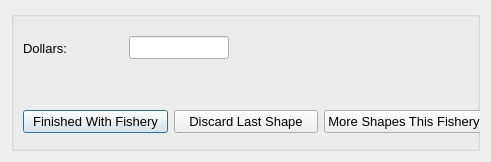
The window that oom_st_kitts_nevis/Interview/nextpolygon.ui (Ecotrust/openoceanmap-desktop) describes before a commit, drawn with Qt 5.
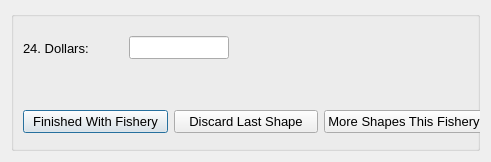
The same window after the commit.

Patch:
```diff
--- a/oom_st_kitts_nevis/Interview/nextpolygon.ui
+++ b/oom_st_kitts_nevis/Interview/nextpolygon.ui
@@ -51,7 +51,7 @@
             </font>
            </property>
            <property name="text" >
-            <string>Dollars:</string>
+            <string>24. Dollars:</string>
            </property>
           </widget>
          </item>
```
